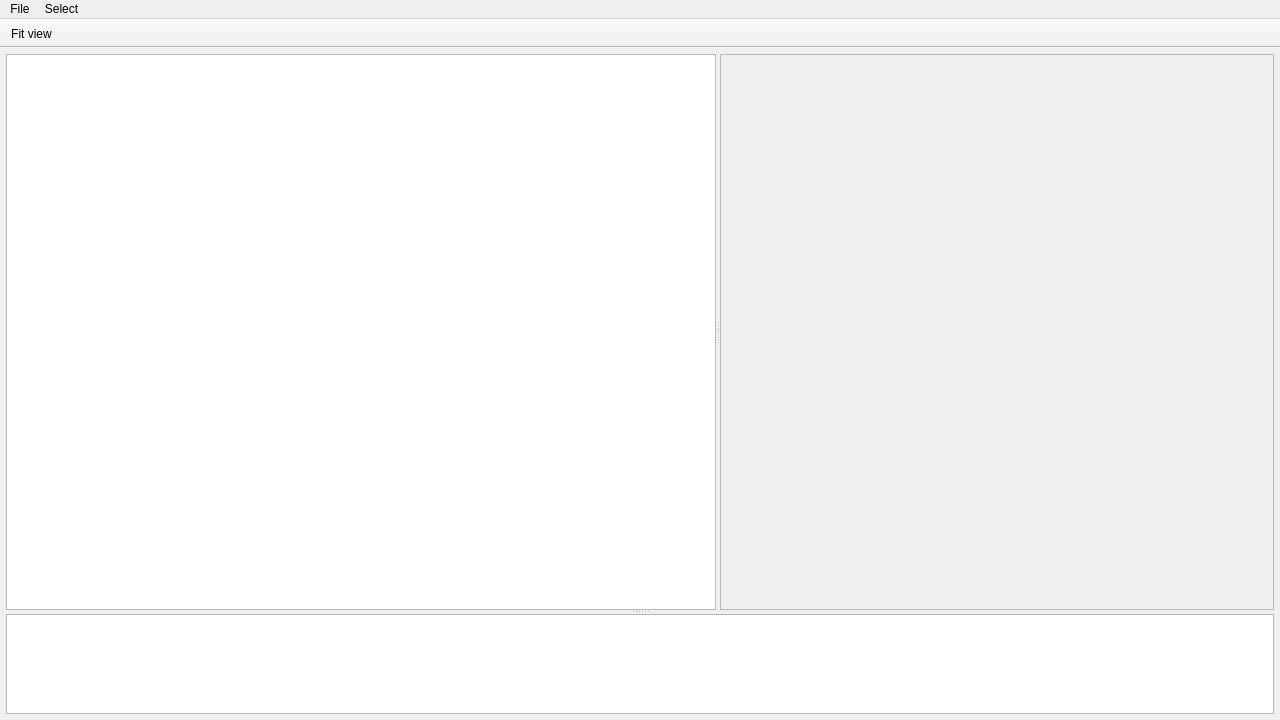
Above: ccx_cae.ui from calculix/cae before the change. Below: the same form after it.
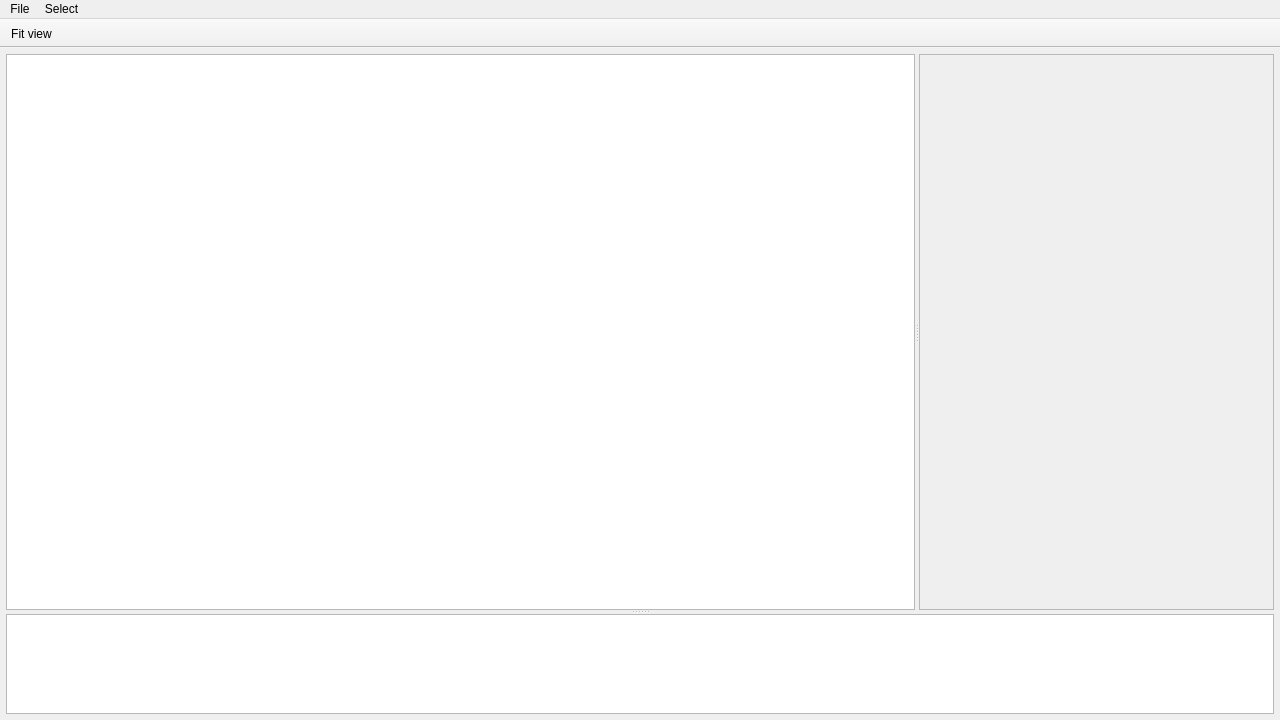
That is the form after the change. Icons and pictures are not drawn.

Diff of the .ui file:
```diff
--- a/ccx_cae.ui
+++ b/ccx_cae.ui
@@ -57,7 +57,7 @@
        </property>
        <widget class="QTreeView" name="tree_view">
         <property name="sizePolicy">
-         <sizepolicy hsizetype="Preferred" vsizetype="Expanding">
+         <sizepolicy hsizetype="Preferred" vsizetype="Preferred">
           <horstretch>1</horstretch>
           <verstretch>0</verstretch>
          </sizepolicy>
@@ -84,7 +84,7 @@
        <widget class="QFrame" name="frame_widget">
         <property name="sizePolicy">
          <sizepolicy hsizetype="Preferred" vsizetype="Preferred">
-          <horstretch>2</horstretch>
+          <horstretch>1</horstretch>
           <verstretch>0</verstretch>
          </sizepolicy>
         </property>
```
Left out of the diff: 11 changed lines with no effect on the pictures.
